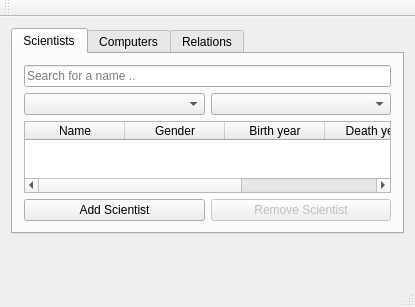
Qt form mainwindow.ui (Tryggvith/vika3) before a commit.
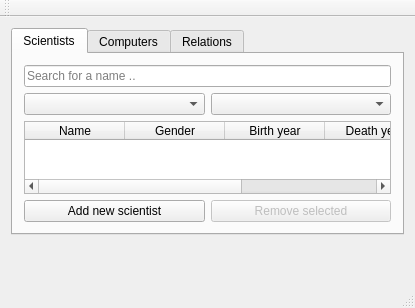
The same form after that commit. The open tabs and pages were chosen to show the change.

```diff
--- a/mainwindow.ui
+++ b/mainwindow.ui
@@ -7,7 +7,7 @@
     <x>0</x>
     <y>0</y>
     <width>400</width>
-    <height>300</height>
+    <height>308</height>
    </rect>
   </property>
   <property name="windowTitle">
@@ -94,7 +94,7 @@
              <bool>true</bool>
             </property>
             <property name="text">
-             <string>Add Scientist</string>
+             <string>Add new scientist</string>
             </property>
            </widget>
           </item>
@@ -104,7 +104,7 @@
              <bool>false</bool>
             </property>
             <property name="text">
-             <string>Remove Scientist</string>
+             <string>Remove selected</string>
             </property>
            </widget>
           </item>
```
Left out of the diff: 4 changed lines with no effect on the pictures.
